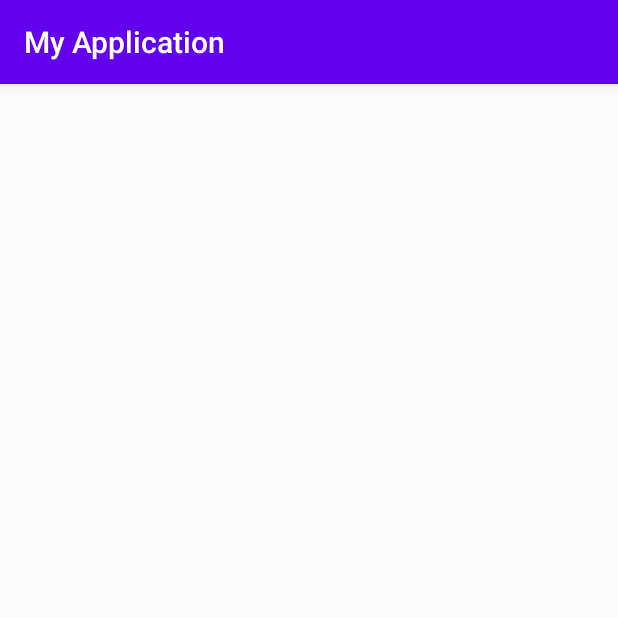
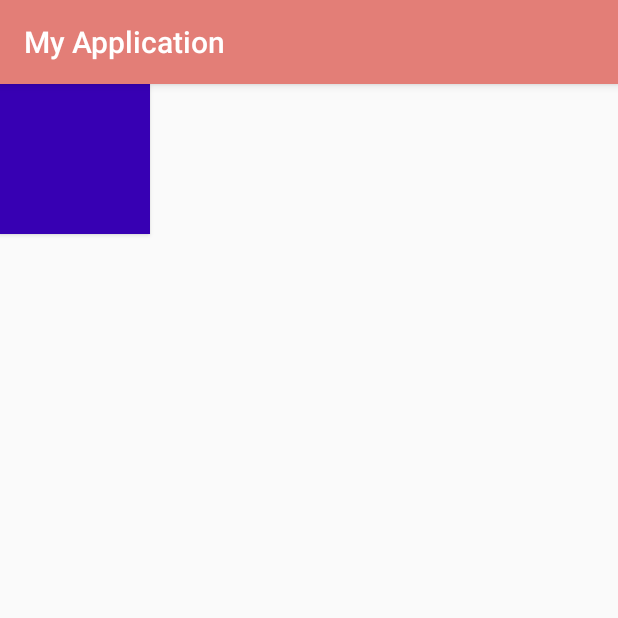
Before and after one commit to shinjjune/kotlin, an Android app: the screen it shows after launch (NullSafety before the commit, Resource after it), on a phone screen of 412 x 824 dp, the top half of it. Run offline under Robolectric (Android 15) with nearby library versions, the phone set to English and light mode, and no system bars; 1 statement that could not run was skipped.

Commit message:
Resource

```diff
--- a/app/src/main/java/com/example/myapplication/NullSafety.kt
+++ b/app/src/main/java/com/example/myapplication/NullSafety.kt
@@ -15,24 +15,24 @@ class NullSafety : AppCompatActivity() {
         super.onCreate(savedInstanceState)
         setContentView(R.layout.activity_null_safety)
 
-        lateCar = Car(10)
-        Log.d("number", "late number : " + lateCar.number)
-
-        val number : Int = 10
-        val number1 : Int? = null
-
-        // !! -> 개발자가 null이 아님을 보장
-        val number5 : Int = number1!! + 10
-
-
-        // val number3: number? + number1
-        val number3 = number1?.plus(number)
-//        Log.d("number","number3: "+ number3)
-
-        // 삼항 연산자 -> 엘비스 연산자(?:)
-        // Null safety
-        val number4 = number1 ?: 10
-//        Log.d("number","number4: "+ number4)
+////        lateCar = Car(10)
+////        Log.d("number", "late number : " + lateCar.number)
+//
+//        val number : Int = 10
+//        val number1 : Int? = null
+//
+//        // !! -> 개발자가 null이 아님을 보장
+//        val number5 : Int = number1!! + 10
+//
+//
+//        // val number3: number? + number1
+//        val number3 = number1?.plus(number)
+////        Log.d("number","number3: "+ number3)
+//
+//        // 삼항 연산자 -> 엘비스 연산자(?:)
+//        // Null safety
+//        val number4 = number1 ?: 10
+////        Log.d("number","number4: "+ number4)
 
 
     }
--- /dev/null
+++ b/app/src/main/java/com/example/myapplication/Resource.kt
@@ -0,0 +1,32 @@
+package com.example.myapplication
+
+import android.os.Build
+import androidx.appcompat.app.AppCompatActivity
+import android.os.Bundle
+import android.util.Log
+import kotlinx.android.synthetic.main.activity_fragment.*
+
+class Resource : AppCompatActivity() {
+
+    override fun onCreate(savedInstanceState: Bundle?) {
+        super.onCreate(savedInstanceState)
+        setContentView(R.layout.activity_resource)
+
+        //1
+        val ment = resources.getString(R.string.hello)
+        Log.d("mentt","ment : " +ment)
+
+        //2
+        val ment2 = getString(R.string.hello)
+        Log.d("mentt","ment : " +ment2)
+
+
+        // SDK 버젼에 따른 분기 처리
+        val color = if(Build.VERSION.SDK_INT >= Build.VERSION_CODES.M) {
+            button.setBackgroundColor(getColor(R.color.textview_color))
+        } else {
+            button.setBackgroundColor(resources.getColor(R.color.textview_color))
+        }
+        // Log.d("mentt","color : " +color)
+    }
+}
--- /dev/null
+++ b/app/src/main/res/layout/activity_resource.xml
@@ -0,0 +1,15 @@
+<?xml version="1.0" encoding="utf-8"?>
+<LinearLayout xmlns:android="http://schemas.android.com/apk/res/android"
+    xmlns:app="http://schemas.android.com/apk/res-auto"
+    xmlns:tools="http://schemas.android.com/tools"
+    android:layout_width="match_parent"
+    android:layout_height="match_parent"
+    android:orientation="vertical"
+    tools:context=".Resource">
+
+    <Button
+        android:layout_width="100dp"
+        android:layout_height="100dp"
+        android:background="@color/colorPrimaryDark" />
+
+</LinearLayout>
--- a/app/src/main/res/values/colors.xml
+++ b/app/src/main/res/values/colors.xml
@@ -3,4 +3,11 @@
     <color name="colorPrimary">#6200EE</color>
     <color name="colorPrimaryDark">#3700B3</color>
     <color name="colorAccent">#03DAC5</color>
+
+    <color name="textview_color">#E32020</color>
+    <color name="Randomcolor">#E37E77</color>
+
+
+
+
 </resources>
--- a/app/src/main/res/values/strings.xml
+++ b/app/src/main/res/values/strings.xml
@@ -1,3 +1,7 @@
 <resources>
     <string name="app_name">My Application</string>
+
+    <string name="hello">안녕하세요!!!</string>
+
+
 </resources>
--- a/app/src/main/res/values/styles.xml
+++ b/app/src/main/res/values/styles.xml
@@ -8,4 +8,13 @@
         <item name="colorAccent">@color/colorAccent</item>
     </style>
 
+    <style name="MyTheme" parent="Theme.AppCompat.Light.DarkActionBar">
+        <!-- Customize your theme here. -->
+        <item name="colorPrimary">@color/Randomcolor</item>
+        <item name="colorPrimaryDark">@color/textview_color</item>
+        <item name="colorAccent">@color/colorAccent</item>
+<!--        <item name="windowNoTitle">true</item>-->
+
+    </style>
+
 </resources>
```
Also changed, not shown: app/src/main/AndroidManifest.xml (+5 -5 lines), app/src/main/res/layout/resource.xml (added, +25 -0 lines).
